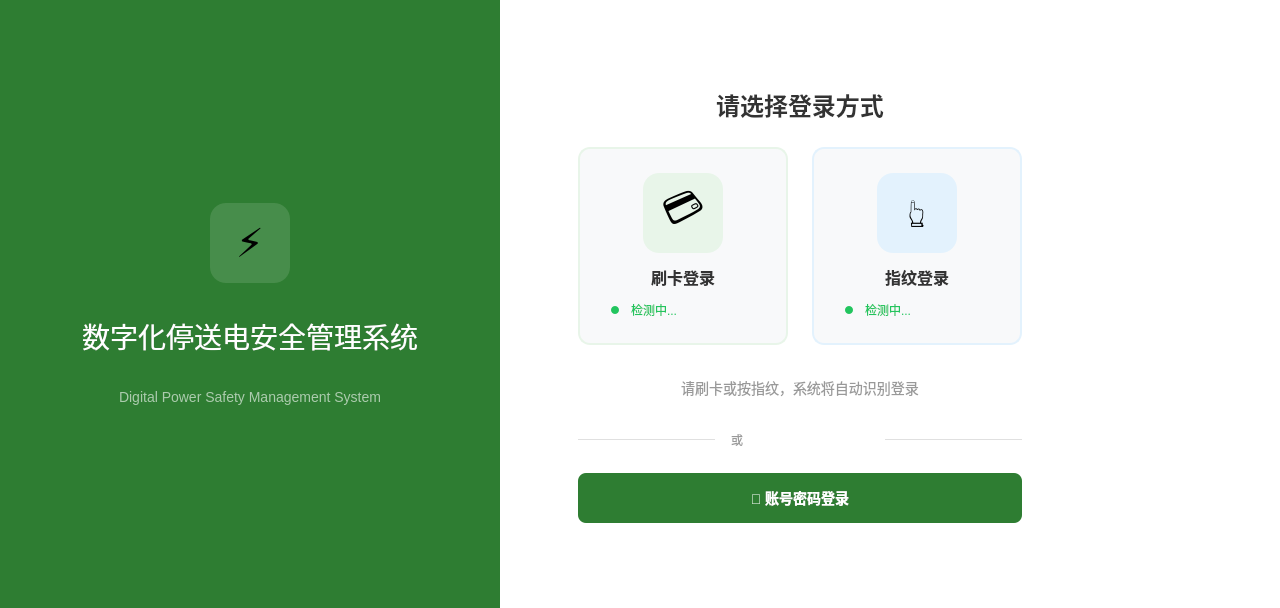
Ruanchenxi/RK3568-Qt-Workbench, file ui/loginpage.ui: the form before one commit.
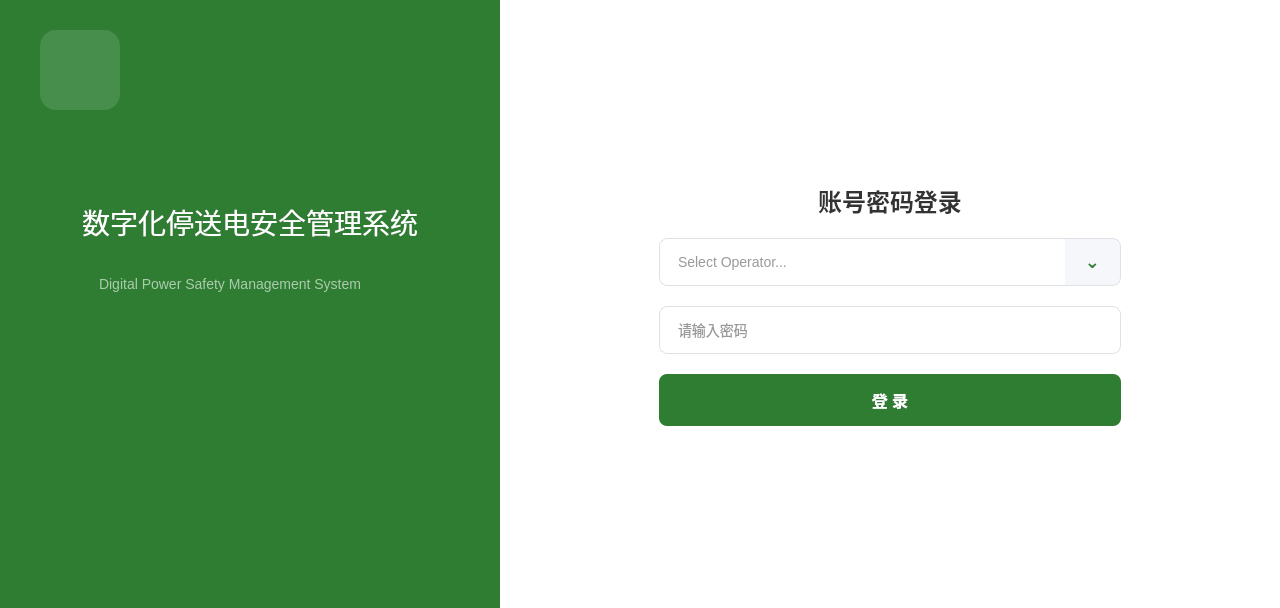
The form after the commit.

Diff of the .ui file:
```diff
--- a/ui/loginpage.ui
+++ b/ui/loginpage.ui
@@ -12,133 +12,42 @@
   </property>
   <property name="styleSheet">
    <string notr="true">
-/* ========== 登录页面样式 - 方案C ========== */
-#LoginPage {
-    background-color: #F5F3EF;
-}
-
-/* 左侧品牌面板 */
-#leftPanel {
-    background-color: #2E7D32;
-}
-
-#brandIcon {
-    background-color: rgba(255, 255, 255, 0.125);
-    border-radius: 16px;
-}
-
-#brandTitle {
-    color: #FFFFFF;
-    font-size: 28px;
-    font-weight: normal;
-}
-
-#brandSubtitle {
-    color: rgba(255, 255, 255, 0.6);
-    font-size: 14px;
-}
-
-/* 右侧登录面板 */
-#rightPanel {
-    background-color: #FFFFFF;
-}
-
-/* 登录标题 */
-#loginTitle {
-    color: #333333;
-    font-size: 24px;
-    font-weight: bold;
-}
-
-/* 设备卡片通用样式 */
-#cardReaderBox, #fingerReaderBox {
-    background-color: #F8F9FA;
-    border-radius: 12px;
-    border: 2px solid #E8F5E9;
-}
-
-#fingerReaderBox {
-    border-color: #E3F2FD;
-}
-
-/* 设备图标容器 */
-#cardIconBox {
-    background-color: #E8F5E9;
-    border-radius: 16px;
-}
-
-#fingerIconBox {
-    background-color: #E3F2FD;
-    border-radius: 16px;
-}
-
-/* 设备标签 */
-#cardLabel, #fingerLabel {
-    color: #333333;
-    font-size: 16px;
-    font-weight: bold;
-}
-
-/* 状态指示器 */
-#cardStatusDot, #fingerStatusDot {
-    background-color: #22C55E;
-    border-radius: 4px;
-}
-
-#cardStatusText, #fingerStatusText {
-    color: #22C55E;
-    font-size: 12px;
-}
-
-/* 提示文本 */
-#hintLabel {
-    color: #999999;
-    font-size: 14px;
-}
-
-/* 分割线 */
-#dividerLine1, #dividerLine2 {
-    background-color: #E0E0E0;
-}
-
-#dividerText {
-    color: #999999;
-    font-size: 12px;
-}
-
-/* 账号密码登录按钮 */
-#accountLoginBtn {
-    background-color: #2E7D32;
-    color: #FFFFFF;
-    font-size: 14px;
-    font-weight: bold;
-    border: none;
-    border-radius: 8px;
-    padding: 14px 32px;
-}
-
-#accountLoginBtn:hover {
-    background-color: #1B5E20;
-}
-
-#accountLoginBtn:pressed {
-    background-color: #145214;
-}
-
-/* ========== 账号密码登录区域 ========== */
+#LoginPage { background-color: #F5F3EF; }
+#leftPanel { background-color: #2E7D32; }
+#brandIcon { background-color: rgba(255,255,255,0.125); border-radius: 16px; }
+#brandTitle { color: #FFFFFF; font-size: 28px; font-weight: normal; }
+#brandSubtitle { color: rgba(255,255,255,0.6); font-size: 14px; }
+#rightPanel { background-color: #FFFFFF; }
+#accountLoginTitle { color: #333333; font-size: 24px; font-weight: bold; }
 #usernameEdit, #passwordEdit {
     background-color: #FFFFFF;
-    border: 1px solid #E0E0E0;
+    border: 1px solid #DEE2E6;
     border-radius: 8px;
     padding: 12px 16px;
     font-size: 14px;
     color: #333333;
 }
-
-#usernameEdit:focus, #passwordEdit:focus {
-    border-color: #2E7D32;
+#usernameEdit:focus, #passwordEdit:focus { border: 1px solid #DEE2E6; }
+#usernameEdit {
+    border-right: none;
+    border-top-right-radius: 0;
+    border-bottom-right-radius: 0;
 }
-
+#selectAccountBtn {
+    background-color: #F5F7FA;
+    color: #2E7D32;
+    font-size: 18px;
+    font-weight: bold;
+    border: 1px solid #DEE2E6;
+    border-left: none;
+    border-top-right-radius: 8px;
+    border-bottom-right-radius: 8px;
+    border-top-left-radius: 0;
+    border-bottom-left-radius: 0;
+    padding: 0;
+}
+#selectAccountBtn:hover { background-color: #E8F5E9; }
+#selectAccountBtn:disabled { color: #9AA4AF; }
 #loginBtn {
     background-color: #2E7D32;
     color: #FFFFFF;
@@ -148,27 +57,9 @@
     border-radius: 8px;
     padding: 14px;
 }
-
-#loginBtn:hover {
-    background-color: #1B5E20;
-}
-
-#backBtn {
-    background-color: transparent;
-    color: #2E7D32;
-    font-size: 14px;
-    border: 1px solid #2E7D32;
-    border-radius: 8px;
-    padding: 10px 20px;
-}
-
-#backBtn:hover {
-    background-color: #E8F5E9;
-}
+#loginBtn:hover { background-color: #1B5E20; }
    </string>
   </property>
-  
-  <!-- 主布局 -->
   <layout class="QHBoxLayout" name="mainLayout">
    <property name="spacing">
     <number>0</number>
@@ -185,8 +76,6 @@
    <property name="bottomMargin">
     <number>0</number>
    </property>
-   
-   <!-- 左侧品牌面板 -->
    <item>
     <widget class="QWidget" name="leftPanel" native="true">
      <property name="minimumSize">
@@ -195,125 +84,50 @@
        <height>0</height>
       </size>
      </property>
-     <layout class="QVBoxLayout" name="leftLayout">
-      <property name="spacing">
-       <number>32</number>
+     <widget class="QFrame" name="brandIcon">
+      <property name="geometry">
+       <rect>
+        <x>40</x>
+        <y>30</y>
+        <width>80</width>
+        <height>80</height>
+       </rect>
       </property>
-      <property name="leftMargin">
-       <number>60</number>
+     </widget>
+     <widget class="QLabel" name="brandTitle">
+      <property name="geometry">
+       <rect>
+        <x>60</x>
+        <y>200</y>
+        <width>380</width>
+        <height>44</height>
+       </rect>
       </property>
-      <property name="topMargin">
-       <number>60</number>
+      <property name="text">
+       <string>数字化停送电安全管理系统</string>
       </property>
-      <property name="rightMargin">
-       <number>60</number>
+      <property name="alignment">
+       <set>Qt::AlignCenter</set>
       </property>
-      <property name="bottomMargin">
-       <number>60</number>
+     </widget>
+     <widget class="QLabel" name="brandSubtitle">
+      <property name="geometry">
+       <rect>
+        <x>60</x>
+        <y>270</y>
+        <width>340</width>
+        <height>28</height>
+       </rect>
       </property>
-      <item>
-       <spacer name="leftTopSpacer">
-        <property name="orientation">
-         <enum>Qt::Vertical</enum>
-        </property>
-        <property name="sizeHint" stdset="0">
-         <size>
-          <width>20</width>
-          <height>40</height>
-         </size>
-        </property>
-       </spacer>
-      </item>
-      <!-- 品牌图标 -->
-      <item>
-       <layout class="QHBoxLayout" name="brandIconLayout">
-        <item>
-         <spacer name="iconLeftSpacer">
-          <property name="orientation">
-           <enum>Qt::Horizontal</enum>
-          </property>
-         </spacer>
-        </item>
-        <item>
-         <widget class="QFrame" name="brandIcon">
-          <property name="minimumSize">
-           <size>
-            <width>80</width>
-            <height>80</height>
-           </size>
-          </property>
-          <property name="maximumSize">
-           <size>
-            <width>80</width>
-            <height>80</height>
-           </size>
-          </property>
-          <layout class="QVBoxLayout" name="brandIconInnerLayout">
-           <item>
-            <widget class="QLabel" name="brandIconLabel">
-             <property name="text">
-              <string>⚡</string>
-             </property>
-             <property name="alignment">
-              <set>Qt::AlignCenter</set>
-             </property>
-             <property name="styleSheet">
-              <string>font-size: 40px;</string>
-             </property>
-            </widget>
-           </item>
-          </layout>
-         </widget>
-        </item>
-        <item>
-         <spacer name="iconRightSpacer">
-          <property name="orientation">
-           <enum>Qt::Horizontal</enum>
-          </property>
-         </spacer>
-        </item>
-       </layout>
-      </item>
-      <!-- 品牌标题 -->
-      <item>
-       <widget class="QLabel" name="brandTitle">
-        <property name="text">
-         <string>数字化停送电安全管理系统</string>
-        </property>
-        <property name="alignment">
-         <set>Qt::AlignCenter</set>
-        </property>
-       </widget>
-      </item>
-      <!-- 品牌副标题 -->
-      <item>
-       <widget class="QLabel" name="brandSubtitle">
-        <property name="text">
-         <string>Digital Power Safety Management System</string>
-        </property>
-        <property name="alignment">
-         <set>Qt::AlignCenter</set>
-        </property>
-       </widget>
-      </item>
-      <item>
-       <spacer name="leftBottomSpacer">
-        <property name="orientation">
-         <enum>Qt::Vertical</enum>
-        </property>
-        <property name="sizeHint" stdset="0">
-         <size>
-          <width>20</width>
-          <height>40</height>
-         </size>
-        </property>
-       </spacer>
-      </item>
-     </layout>
+      <property name="text">
+       <string>Digital Power Safety Management System</string>
+      </property>
+      <property name="alignment">
+       <set>Qt::AlignCenter</set>
+      </property>
+     </widget>
     </widget>
    </item>
-   
-   <!-- 右侧登录面板 -->
    <item>
     <widget class="QWidget" name="rightPanel" native="true">
      <property name="minimumSize">
@@ -339,476 +153,126 @@
        <number>60</number>
       </property>
       <item>
-       <spacer name="rightTopSpacer">
+       <spacer name="topSpacer">
         <property name="orientation">
          <enum>Qt::Vertical</enum>
         </property>
+        <property name="sizeHint" stdset="0">
+         <size>
+          <width>0</width>
+          <height>0</height>
+         </size>
+        </property>
        </spacer>
       </item>
-      
-      <!-- 登录卡片容器 -->
       <item>
-       <widget class="QWidget" name="loginCard" native="true">
-        <property name="maximumSize">
-         <size>
-          <width>480</width>
-          <height>16777215</height>
-         </size>
-        </property>
-        <layout class="QVBoxLayout" name="loginCardLayout">
-         <property name="spacing">
-          <number>24</number>
-         </property>
-         
-         <!-- 堆叠窗口：设备登录/账号登录切换 -->
-         <item>
-          <widget class="QStackedWidget" name="loginStackedWidget">
-           <property name="currentIndex">
-            <number>0</number>
+       <layout class="QHBoxLayout" name="centerRowLayout">
+        <item>
+         <widget class="QWidget" name="loginCard" native="true">
+          <property name="maximumSize">
+           <size>
+            <width>480</width>
+            <height>16777215</height>
+           </size>
+          </property>
+          <layout class="QVBoxLayout" name="loginCardLayout">
+           <property name="spacing">
+            <number>20</number>
            </property>
-           
-           <!-- 页面0：设备登录（刷卡/指纹） -->
-           <widget class="QWidget" name="deviceLoginPage">
-            <layout class="QVBoxLayout" name="deviceLoginLayout">
-             <property name="spacing">
-              <number>24</number>
+           <item>
+            <widget class="QLabel" name="accountLoginTitle">
+             <property name="text">
+              <string>账号密码登录</string>
              </property>
-             
-             <!-- 标题 -->
-             <item>
-              <widget class="QLabel" name="loginTitle">
-               <property name="text">
-                <string>请选择登录方式</string>
-               </property>
-               <property name="alignment">
-                <set>Qt::AlignCenter</set>
-               </property>
-              </widget>
-             </item>
-             
-             <!-- 设备卡片行 -->
-             <item>
-              <layout class="QHBoxLayout" name="deviceRowLayout">
-               <property name="spacing">
-                <number>24</number>
-               </property>
-               
-               <!-- 刷卡登录卡片 -->
-               <item>
-                <widget class="QFrame" name="cardReaderBox">
-                 <property name="minimumSize">
-                  <size>
-                   <width>200</width>
-                   <height>180</height>
-                  </size>
-                 </property>
-                 <layout class="QVBoxLayout" name="cardReaderLayout">
-                  <property name="spacing">
-                   <number>12</number>
-                  </property>
-                  <property name="margin">
-                   <number>24</number>
-                  </property>
-                  <item>
-                   <layout class="QHBoxLayout" name="cardIconLayout">
-                    <item>
-                     <spacer name="cardIconLeft">
-                      <property name="orientation">
-                       <enum>Qt::Horizontal</enum>
-                      </property>
-                     </spacer>
-                    </item>
-                    <item>
-                     <widget class="QFrame" name="cardIconBox">
-                      <property name="minimumSize">
-                       <size>
-                        <width>80</width>
-                        <height>80</height>
-                       </size>
-                      </property>
-                      <property name="maximumSize">
-                       <size>
-                        <width>80</width>
-                        <height>80</height>
-                       </size>
-                      </property>
-                      <layout class="QVBoxLayout" name="cardIconBoxLayout">
-                       <item>
-                        <widget class="QLabel" name="cardIcon">
-                         <property name="text">
-                          <string>💳</string>
-                         </property>
-                         <property name="alignment">
-                          <set>Qt::AlignCenter</set>
-                         </property>
-                         <property name="styleSheet">
-                          <string>font-size: 40px;</string>
-                         </property>
-                        </widget>
-                       </item>
-                      </layout>
-                     </widget>
-                    </item>
-                    <item>
-                     <spacer name="cardIconRight">
-                      <property name="orientation">
-                       <enum>Qt::Horizontal</enum>
-                      </property>
-                     </spacer>
-                    </item>
-                   </layout>
-                  </item>
-                  <item>
-                   <widget class="QLabel" name="cardLabel">
-                    <property name="text">
-                     <string>刷卡登录</string>
-                    </property>
-                    <property name="alignment">
-                     <set>Qt::AlignCenter</set>
-                    </property>
-                   </widget>
-                  </item>
-                  <item>
-                   <layout class="QHBoxLayout" name="cardStatusLayout">
-                    <item>
-                     <spacer name="cardStatusLeft">
-                      <property name="orientation">
-                       <enum>Qt::Horizontal</enum>
-                      </property>
-                     </spacer>
-                    </item>
-                    <item>
-                     <widget class="QFrame" name="cardStatusDot">
-                      <property name="minimumSize">
-                       <size>
-                        <width>8</width>
-                        <height>8</height>
-                       </size>
-                      </property>
-                      <property name="maximumSize">
-                       <size>
-                        <width>8</width>
-                        <height>8</height>
-                       </size>
-                      </property>
-                     </widget>
-                    </item>
-                    <item>
-                     <widget class="QLabel" name="cardStatusText">
-                      <property name="text">
-                       <string>检测中...</string>
-                      </property>
-                     </widget>
-                    </item>
-                    <item>
-                     <spacer name="cardStatusRight">
-                      <property name="orientation">
-                       <enum>Qt::Horizontal</enum>
-                      </property>
-                     </spacer>
-                    </item>
-                   </layout>
-                  </item>
-                 </layout>
-                </widget>
-               </item>
-               
-               <!-- 指纹登录卡片 -->
-               <item>
-                <widget class="QFrame" name="fingerReaderBox">
-                 <property name="minimumSize">
-                  <size>
-                   <width>200</width>
-                   <height>180</height>
-                  </size>
-                 </property>
-                 <layout class="QVBoxLayout" name="fingerReaderLayout">
-                  <property name="spacing">
-                   <number>12</number>
-                  </property>
-                  <property name="margin">
-                   <number>24</number>
-                  </property>
-                  <item>
-                   <layout class="QHBoxLayout" name="fingerIconLayout">
-                    <item>
-                     <spacer name="fingerIconLeft">
-                      <property name="orientation">
-                       <enum>Qt::Horizontal</enum>
-                      </property>
-                     </spacer>
-                    </item>
-                    <item>
-                     <widget class="QFrame" name="fingerIconBox">
-                      <property name="minimumSize">
-                       <size>
-                        <width>80</width>
-                        <height>80</height>
-                       </size>
-                      </property>
-                      <property name="maximumSize">
-                       <size>
-                        <width>80</width>
-                        <height>80</height>
-                       </size>
-                      </property>
-                      <layout class="QVBoxLayout" name="fingerIconBoxLayout">
-                       <item>
-                        <widget class="QLabel" name="fingerIcon">
-                         <property name="text">
-                          <string>👆</string>
-                         </property>
-                         <property name="alignment">
-                          <set>Qt::AlignCenter</set>
-                         </property>
-                         <property name="styleSheet">
-                          <string>font-size: 40px;</string>
-                         </property>
-                        </widget>
-                       </item>
-                      </layout>
-                     </widget>
-                    </item>
-                    <item>
-                     <spacer name="fingerIconRight">
-                      <property name="orientation">
-                       <enum>Qt::Horizontal</enum>
-                      </property>
-                     </spacer>
-                    </item>
-                   </layout>
-                  </item>
-                  <item>
-                   <widget class="QLabel" name="fingerLabel">
-                    <property name="text">
-                     <string>指纹登录</string>
-                    </property>
-                    <property name="alignment">
-                     <set>Qt::AlignCenter</set>
-                    </property>
-                   </widget>
-                  </item>
-                  <item>
-                   <layout class="QHBoxLayout" name="fingerStatusLayout">
-                    <item>
-                     <spacer name="fingerStatusLeft">
-                      <property name="orientation">
-                       <enum>Qt::Horizontal</enum>
-                      </property>
-                     </spacer>
-                    </item>
-                    <item>
-                     <widget class="QFrame" name="fingerStatusDot">
-                      <property name="minimumSize">
-                       <size>
-                        <width>8</width>
-                        <height>8</height>
-                       </size>
-                      </property>
-                      <property name="maximumSize">
-                       <size>
-                        <width>8</width>
-                        <height>8</height>
-                       </size>
-                      </property>
-                     </widget>
-                    </item>
-                    <item>
-                     <widget class="QLabel" name="fingerStatusText">
-                      <property name="text">
-                       <string>检测中...</string>
-                      </property>
-                     </widget>
-                    </item>
-                    <item>
-                     <spacer name="fingerStatusRight">
-                      <property name="orientation">
-                       <enum>Qt::Horizontal</enum>
-                      </property>
-                     </spacer>
-                    </item>
-                   </layout>
-                  </item>
-                 </layout>
-                </widget>
-               </item>
-              </layout>
-             </item>
-             
-             <!-- 提示文本 -->
-             <item>
-              <widget class="QLabel" name="hintLabel">
-               <property name="text">
-                <string>请刷卡或按指纹，系统将自动识别登录</string>
-               </property>
-               <property name="alignment">
-                <set>Qt::AlignCenter</set>
-               </property>
-              </widget>
-             </item>
-             
-             <!-- 分割线 -->
-             <item>
-              <layout class="QHBoxLayout" name="dividerLayout">
-               <property name="spacing">
-                <number>16</number>
-               </property>
-               <item>
-                <widget class="QFrame" name="dividerLine1">
-                 <property name="minimumSize">
-                  <size>
-                   <width>0</width>
-                   <height>1</height>
-                  </size>
-                 </property>
-                 <property name="maximumSize">
-                  <size>
-                   <width>16777215</width>
-                   <height>1</height>
-                  </size>
-                 </property>
-                </widget>
-               </item>
-               <item>
-                <widget class="QLabel" name="dividerText">
-                 <property name="text">
-                  <string>或</string>
-                 </property>
-                </widget>
-               </item>
-               <item>
-                <widget class="QFrame" name="dividerLine2">
-                 <property name="minimumSize">
-                  <size>
-                   <width>0</width>
-                   <height>1</height>
-                  </size>
-                 </property>
-                 <property name="maximumSize">
-                  <size>
-                   <width>16777215</width>
-                   <height>1</height>
-                  </size>
-                 </property>
-                </widget>
-               </item>
-              </layout>
-             </item>
-             
-             <!-- 账号密码登录按钮 -->
-             <item>
-              <widget class="QPushButton" name="accountLoginBtn">
-               <property name="text">
-                <string>👤 账号密码登录</string>
-               </property>
-               <property name="minimumSize">
-                <size>
-                 <width>0</width>
-                 <height>48</height>
-                </size>
-               </property>
-              </widget>
-             </item>
-            </layout>
-           </widget>
-           
-           <!-- 页面1：账号密码登录 -->
-           <widget class="QWidget" name="accountLoginPage">
-            <layout class="QVBoxLayout" name="accountLoginLayout">
+             <property name="alignment">
+              <set>Qt::AlignCenter</set>
+             </property>
+            </widget>
+           </item>
+           <item>
+            <layout class="QHBoxLayout" name="usernameRowLayout">
              <property name="spacing">
-              <number>20</number>
+              <number>0</number>
              </property>
-             
-             <!-- 标题 -->
-             <item>
-              <widget class="QLabel" name="accountLoginTitle">
-               <property name="text">
-                <string>账号密码登录</string>
-               </property>
-               <property name="alignment">
-                <set>Qt::AlignCenter</set>
-               </property>
-               <property name="styleSheet">
-                <string>color: #333333; font-size: 24px; font-weight: bold;</string>
-               </property>
-              </widget>
-             </item>
-             
-             <!-- 用户名 -->
              <item>
               <widget class="QLineEdit" name="usernameEdit">
-               <property name="placeholderText">
-                <string>请输入用户名</string>
-               </property>
                <property name="minimumSize">
                 <size>
                  <width>0</width>
                  <height>48</height>
                 </size>
                </property>
+               <property name="placeholderText">
+                <string>Select Operator...</string>
+               </property>
               </widget>
              </item>
-             
-             <!-- 密码 -->
              <item>
-              <widget class="QLineEdit" name="passwordEdit">
-               <property name="placeholderText">
-                <string>请输入密码</string>
-               </property>
-               <property name="echoMode">
-                <enum>QLineEdit::Password</enum>
-               </property>
+             <widget class="QPushButton" name="selectAccountBtn">
                <property name="minimumSize">
                 <size>
-                 <width>0</width>
+                 <width>56</width>
                  <height>48</height>
                 </size>
                </property>
-              </widget>
-             </item>
-             
-             <!-- 登录按钮 -->
-             <item>
-              <widget class="QPushButton" name="loginBtn">
-               <property name="text">
-                <string>登 录</string>
-               </property>
-               <property name="minimumSize">
+               <property name="maximumSize">
                 <size>
-                 <width>0</width>
+                 <width>56</width>
                  <height>48</height>
                 </size>
                </property>
-              </widget>
-             </item>
-             
-             <!-- 返回按钮 -->
-             <item>
-              <widget class="QPushButton" name="backBtn">
                <property name="text">
-                <string>← 返回刷卡/指纹登录</string>
+                <string>⌄</string>
                </property>
-               <property name="minimumSize">
-                <size>
-                 <width>0</width>
-                 <height>40</height>
-                </size>
-               </property>
               </widget>
-             </item>
+            </item>
             </layout>
-           </widget>
-          </widget>
-         </item>
-        </layout>
-       </widget>
+           </item>
+           <item>
+            <widget class="QLineEdit" name="passwordEdit">
+             <property name="minimumSize">
+              <size>
+               <width>0</width>
+               <height>48</height>
+              </size>
+             </property>
+             <property name="echoMode">
+              <enum>QLineEdit::Password</enum>
+             </property>
+             <property name="placeholderText">
+              <string>请输入密码</string>
+             </property>
+            </widget>
+           </item>
+           <item>
+            <widget class="QPushButton" name="loginBtn">
+             <property name="minimumSize">
+              <size>
+               <width>0</width>
+               <height>48</height>
+              </size>
+             </property>
+             <property name="text">
+              <string>登 录</string>
+             </property>
+            </widget>
+           </item>
+          </layout>
+         </widget>
+        </item>
+       </layout>
       </item>
-      
       <item>
-       <spacer name="rightBottomSpacer">
+       <spacer name="bottomSpacer">
         <property name="orientation">
          <enum>Qt::Vertical</enum>
         </property>
+        <property name="sizeHint" stdset="0">
+         <size>
+          <width>0</width>
+          <height>0</height>
+         </size>
+        </property>
        </spacer>
       </item>
      </layout>
```
